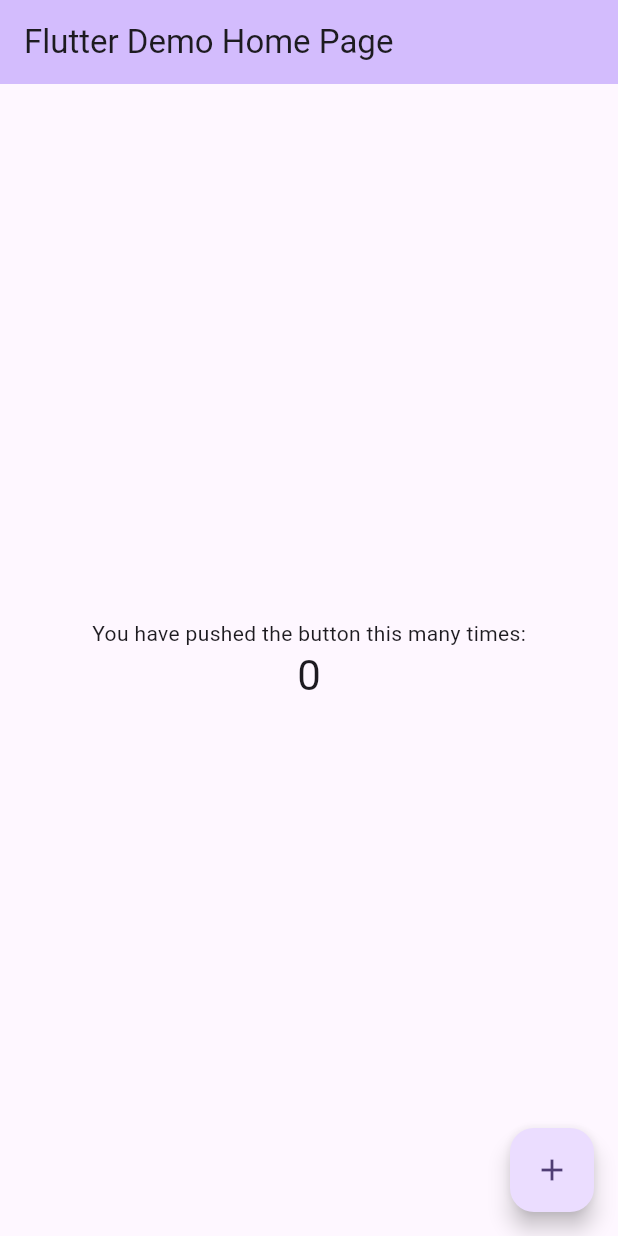
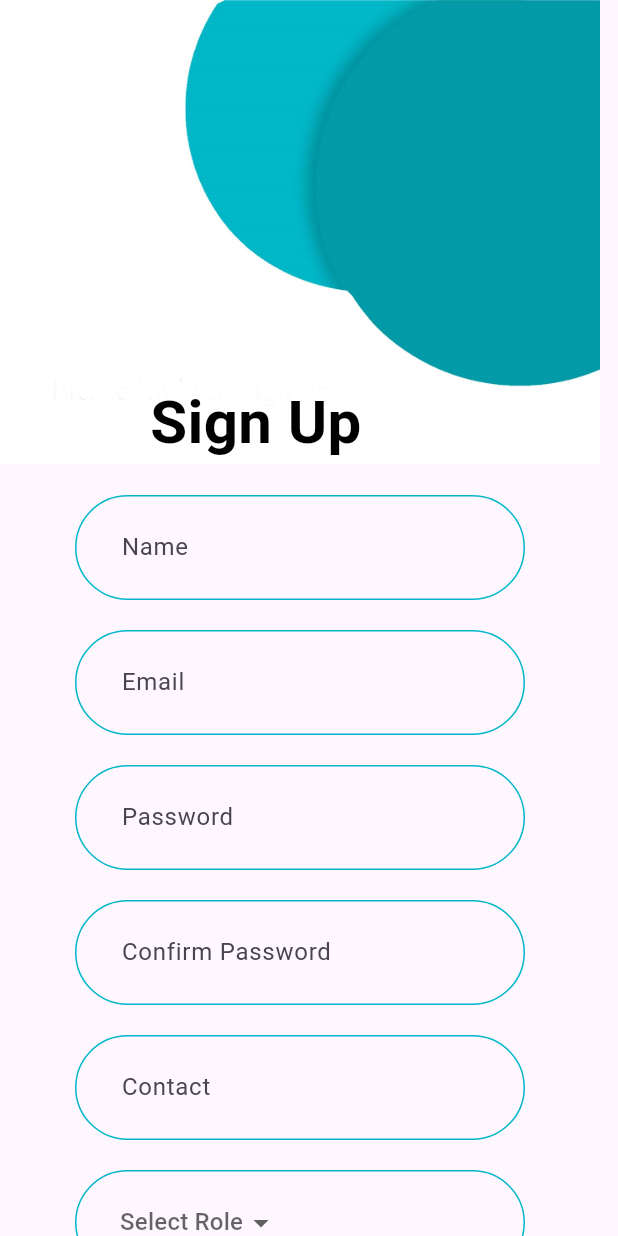
Before and after one commit to Shaheer1425/Cattle-Farming-Flutter, a Flutter app: the screen it shows after launch, on a phone screen of 412 x 824 dp. Run offline on Flutter 3.47's test engine with Material 3 defaults, Android fonts, the light colour scheme and no system bars; Roboto replaces fonts that are missing (Jomolhari).

Commit message:
signin and up screens created

```diff
--- /dev/null
+++ b/lib/Screens/signup.dart
@@ -0,0 +1,257 @@
+import 'package:flutter/material.dart';
+
+class SignUp extends StatefulWidget {
+  const SignUp({super.key});
+
+  @override
+  State<SignUp> createState() => _SignUpState();
+}
+
+class _SignUpState extends State<SignUp> {
+  TextEditingController namecon = new TextEditingController();
+  TextEditingController emailcon = new TextEditingController();
+  TextEditingController passcon = new TextEditingController();
+  TextEditingController confirmPassCon = new TextEditingController();
+  TextEditingController contactCon = new TextEditingController();
+
+  List<String> roleItem = [
+    'Admin',
+    'Manager',
+    'Worker',
+    'Doctor',
+  ];
+
+  List<String> farmItem = [
+    'Select Farm',
+    'Farm1',
+    'Farm2',
+    'Farm3',
+  ];
+  String? roleSelected;
+  String farmSelected = "Select Farm";
+  @override
+  Widget build(BuildContext context) {
+    return Scaffold(
+      body: SingleChildScrollView(
+        child: Column(
+          children: [
+            SizedBox(
+                width: 400,
+                height: 330,
+                child: Stack(
+                  children: <Widget>[
+                    Image.asset("assets/images/loginScreen.jpg",
+                        fit: BoxFit.cover),
+                    const Positioned(
+                        bottom: 20,
+                        left: 100,
+                        child: Text(
+                          "Sign Up",
+                          style: TextStyle(
+                              color: Colors.black,
+                              fontSize: 40,
+                              fontFamily: 'Jomolhari',
+                              fontWeight: FontWeight.bold),
+                        ))
+                  ],
+                )),
+            Container(
+              width: 300,
+              height: 70,
+              decoration: BoxDecoration(
+                  borderRadius: BorderRadius.circular(40.0),
+                  border: Border.all(color: const Color(0xFF02B7C8))),
+              child: Center(
+                child: TextFormField(
+                  controller: namecon,
+                  decoration: const InputDecoration(
+                    hintText: 'Name',
+                    hintStyle: TextStyle(
+                      fontFamily: 'Jomolhari',
+                    ),
+                    border: InputBorder.none,
+                    contentPadding: EdgeInsets.symmetric(horizontal: 30.0),
+                  ),
+                ),
+              ),
+            ),
+            const SizedBox(
+              height: 20,
+            ),
+            Container(
+              width: 300,
+              height: 70,
+              decoration: BoxDecoration(
+                  borderRadius: BorderRadius.circular(40.0),
+                  border: Border.all(color: const Color(0xFF02B7C8))),
+              child: Center(
+                child: TextFormField(
+                  controller: emailcon,
+                  decoration: const InputDecoration(
+                    hintText: 'Email',
+                    hintStyle: TextStyle(
+                      fontFamily: 'Jomolhari',
+                    ),
+                    border: InputBorder.none,
+                    contentPadding: EdgeInsets.symmetric(horizontal: 30.0),
+                  ),
+                ),
+              ),
+            ),
+            const SizedBox(
+              height: 20,
+            ),
+            Container(
+              width: 300,
+              height: 70,
+              decoration: BoxDecoration(
+                  borderRadius: BorderRadius.circular(40.0),
+                  border: Border.all(color: const Color(0xFF02B7C8))),
+              child: Center(
+                child: TextFormField(
+                  controller: passcon,
+                  decoration: const InputDecoration(
+                    hintText: 'Password',
+                    hintStyle: TextStyle(
+                      fontFamily: 'Jomolhari',
+                    ),
+                    border: InputBorder.none,
+                    contentPadding: EdgeInsets.symmetric(horizontal: 30.0),
+                  ),
+                ),
+              ),
+            ),
+            const SizedBox(
+              height: 20,
+            ),
+            Container(
+              width: 300,
+              height: 70,
+              decoration: BoxDecoration(
+                  borderRadius: BorderRadius.circular(40.0),
+                  border: Border.all(color: const Color(0xFF02B7C8))),
+              child: Center(
+                child: TextFormField(
+                  controller: confirmPassCon,
+                  decoration: const InputDecoration(
+                    hintText: 'Confirm Password',
+                    hintStyle: TextStyle(
+                      fontFamily: 'Jomolhari',
+                    ),
+                    border: InputBorder.none,
+                    contentPadding: EdgeInsets.symmetric(horizontal: 30.0),
+                  ),
+                ),
+              ),
+            ),
+            const SizedBox(
+              height: 20,
+            ),
+            Container(
+              width: 300,
+              height: 70,
+              decoration: BoxDecoration(
+                  borderRadius: BorderRadius.circular(40.0),
+                  border: Border.all(color: const Color(0xFF02B7C8))),
+              child: Center(
+                child: TextFormField(
+                  controller: namecon,
+                  decoration: const InputDecoration(
+                    hintText: 'Contact',
+                    hintStyle: TextStyle(
+                      fontFamily: 'Jomolhari',
+                    ),
+                    border: InputBorder.none,
+                    contentPadding: EdgeInsets.symmetric(horizontal: 30.0),
+                  ),
+                ),
+              ),
+            ),
+            const SizedBox(
+              height: 20,
+            ),
+            /*    DropdownButton<String>(
+                value: roleSelected,
+                //hint: Text("Select Role"),
+                items: roleItem.map((String e) {
+                  return DropdownMenuItem(value: e, child: Text(e));
+                }).toList(),
+                onChanged: (newSelectedVal) {
+                  setState(() {
+                    this.roleSelected = newSelectedVal!;
+                  });
+                })*/
+            /*Container(
+                width: 300,
+                height: 70,
+                decoration: BoxDecoration(
+                    borderRadius: BorderRadius.circular(40.0),
+                    border: Border.all(color: const Color(0xFF02B7C8))),
+                child: Center(
+                    child: DropdownButton<String>(
+
+
+                  value: roleSelected,
+                  hint: Text(
+                      "Select Role"), // Add a hint for when no item is selected
+                  items: [
+                    DropdownMenuItem<String>(
+                      value: "Select Role", // Default value
+                      child: Text("Select Role"),
+                    ),
+                    ...roleItem.map((String e) {
+                      return DropdownMenuItem<String>(
+                        value: e,
+                        child: Text(e),
+                      );
+                    }),
+                  ],
+                  onChanged: (newSelectedVal) {
+                    setState(() {
+                      this.roleSelected = newSelectedVal!;
+                    });
+                  },
+                )))*/
+
+            Container(
+              width: 300,
+              height: 70,
+              decoration: BoxDecoration(
+                borderRadius: BorderRadius.circular(40.0),
+                border: Border.all(color: const Color(0xFF02B7C8)),
+              ),
+              child: Center(
+                child: SizedBox(
+                  width:
+                      240, // Adjust the width here to fit the dropdown button within the container
+                  child: DropdownButton<String>(
+                    value: roleSelected,
+                    hint: Text(
+                        "Select Role"), // Add a hint for when no item is selected
+                    items: [
+                      DropdownMenuItem<String>(
+                        value: "Select Role", // Default value
+                        child: Text("Select Role"),
+                      ),
+                      ...roleItem.map((String e) {
+                        return DropdownMenuItem<String>(
+                          value: e,
+                          child: Text(e),
+                        );
+                      }),
+                    ],
+                    onChanged: (newSelectedVal) {
+                      setState(() {
+                        this.roleSelected = newSelectedVal!;
+                      });
+                    },
+                  ),
+                ),
+              ),
+            )
+          ],
+        ),
+      ),
+    );
+  }
+}
--- a/lib/main.dart
+++ b/lib/main.dart
@@ -1,3 +1,5 @@
+import 'package:cattlefarming/Screens/signIn.dart';
+import 'package:cattlefarming/Screens/signup.dart';
 import 'package:flutter/material.dart';
 
 void main() {
@@ -7,119 +9,16 @@
 class MyApp extends StatelessWidget {
   const MyApp({super.key});
 
-  // This widget is the root of your application.
   @override
   Widget build(BuildContext context) {
     return MaterialApp(
+      debugShowCheckedModeBanner: false,
       title: 'Flutter Demo',
       theme: ThemeData(
-        // This is the theme of your application.
-        //
-        // TRY THIS: Try running your application with "flutter run". You'll see
-        // the application has a purple toolbar. Then, without quitting the app,
-        // try changing the seedColor in the colorScheme below to Colors.green
-        // and then invoke "hot reload" (save your changes or press the "hot
-        // reload" button in a Flutter-supported IDE, or press "r" if you used
-        // the command line to start the app).
-        //
-        // Notice that the counter didn't reset back to zero; the application
-        // state is not lost during the reload. To reset the state, use hot
-        // restart instead.
-        //
-        // This works for code too, not just values: Most code changes can be
-        // tested with just a hot reload.
         colorScheme: ColorScheme.fromSeed(seedColor: Colors.deepPurple),
         useMaterial3: true,
       ),
-      home: const MyHomePage(title: 'Flutter Demo Home Page'),
+      home: const SignUp(),
     );
   }
 }
-
-class MyHomePage extends StatefulWidget {
-  const MyHomePage({super.key, required this.title});
-
-  // This widget is the home page of your application. It is stateful, meaning
-  // that it has a State object (defined below) that contains fields that affect
-  // how it looks.
-
-  // This class is the configuration for the state. It holds the values (in this
-  // case the title) provided by the parent (in this case the App widget) and
-  // used by the build method of the State. Fields in a Widget subclass are
-  // always marked "final".
-
-  final String title;
-
-  @override
-  State<MyHomePage> createState() => _MyHomePageState();
-}
-
-class _MyHomePageState extends State<MyHomePage> {
-  int _counter = 0;
-
-  void _incrementCounter() {
-    setState(() {
-      // This call to setState tells the Flutter framework that something has
-      // changed in this State, which causes it to rerun the build method below
-      // so that the display can reflect the updated values. If we changed
-      // _counter without calling setState(), then the build method would not be
-      // called again, and so nothing would appear to happen.
-      _counter++;
-    });
-  }
-
-  @override
-  Widget build(BuildContext context) {
-    // This method is rerun every time setState is called, for instance as done
-    // by the _incrementCounter method above.
-    //
-    // The Flutter framework has been optimized to make rerunning build methods
-    // fast, so that you can just rebuild anything that needs updating rather
-    // than having to individually change instances of widgets.
-    return Scaffold(
-      appBar: AppBar(
-        // TRY THIS: Try changing the color here to a specific color (to
-        // Colors.amber, perhaps?) and trigger a hot reload to see the AppBar
-        // change color while the other colors stay the same.
-        backgroundColor: Theme.of(context).colorScheme.inversePrimary,
-        // Here we take the value from the MyHomePage object that was created by
-        // the App.build method, and use it to set our appbar title.
-        title: Text(widget.title),
-      ),
-      body: Center(
-        // Center is a layout widget. It takes a single child and positions it
-        // in the middle of the parent.
-        child: Column(
-          // Column is also a layout widget. It takes a list of children and
-          // arranges them vertically. By default, it sizes itself to fit its
-          // children horizontally, and tries to be as tall as its parent.
-          //
-          // Column has various properties to control how it sizes itself and
-          // how it positions its children. Here we use mainAxisAlignment to
-          // center the children vertically; the main axis here is the vertical
-          // axis because Columns are vertical (the cross axis would be
-          // horizontal).
-          //
-          // TRY THIS: Invoke "debug painting" (choose the "Toggle Debug Paint"
-          // action in the IDE, or press "p" in the console), to see the
-          // wireframe for each widget.
-          mainAxisAlignment: MainAxisAlignment.center,
-          children: <Widget>[
-            const Text(
-              'You have pushed the button this many times:',
-            ),
-            Text(
-              '$_counter',
-              style: Theme.of(context).textTheme.headlineMedium,
-            ),
-          ],
-        ),
-      ),
-      floatingActionButton: FloatingActionButton(
-        onPressed: _incrementCounter,
-        tooltip: 'Increment',
-        child: const Icon(Icons.add),
-      ), // This trailing comma makes auto-formatting nicer for build methods.
-    );
-  }
-}
```
Also changed, not shown: lib/Screens/signIn.dart (added, +154 -0 lines), pubspec.yaml (+7 -7 lines), assets/images/loginScreen.jpg (added), 1 other file.
